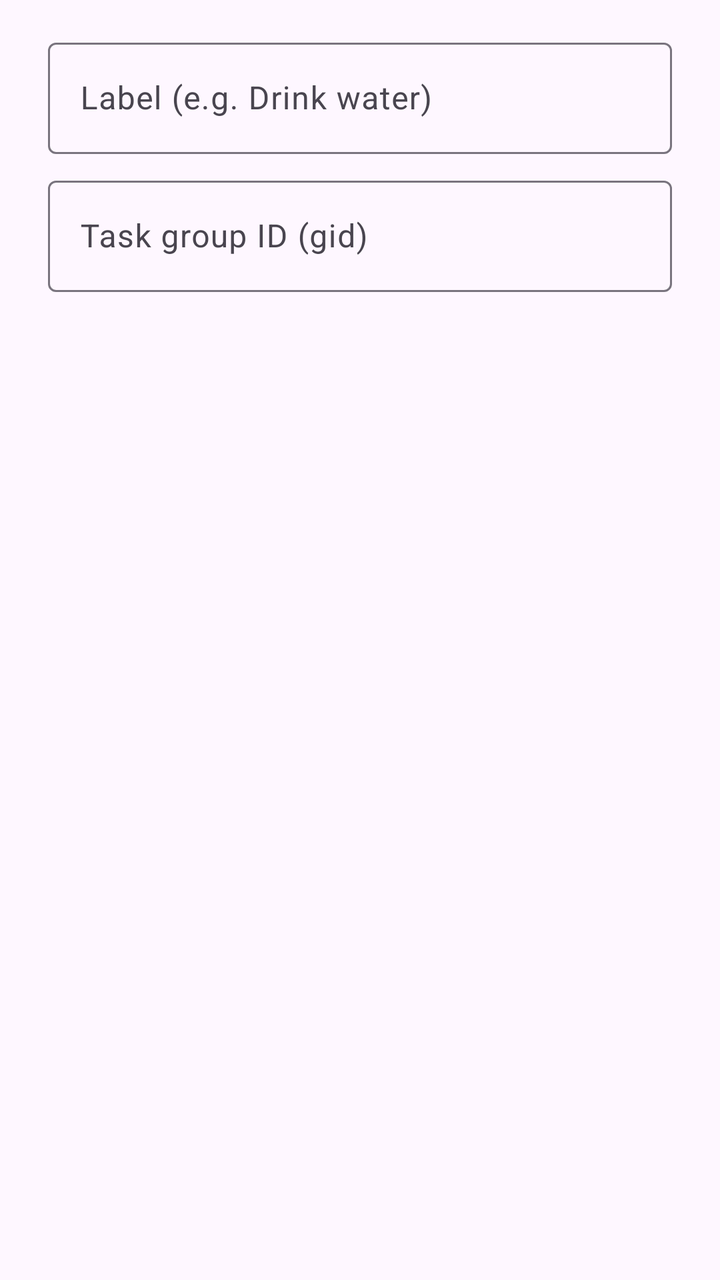
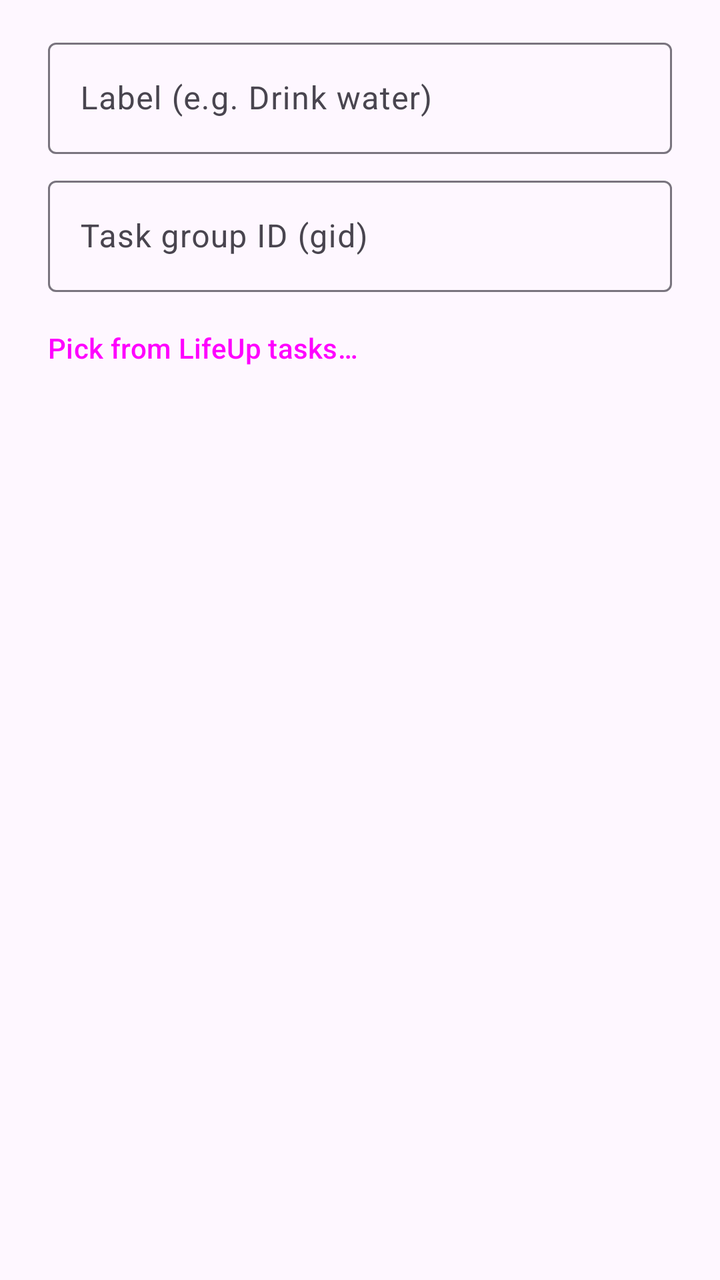

The first picture is an Android layout as it rendered before a commit; the second is the same layout after the commit. The layout source and the unified diff follow.
<!-- AndroidManifest.xml: application theme Theme.MyLifeUpToolkit -->
<!-- res/layout/dialog_add_profile.xml -->
<?xml version="1.0" encoding="utf-8"?>
<LinearLayout xmlns:android="http://schemas.android.com/apk/res/android"
    android:layout_width="match_parent"
    android:layout_height="wrap_content"
    android:orientation="vertical"
    android:paddingHorizontal="24dp"
    android:paddingTop="16dp">

    <com.google.android.material.textfield.TextInputLayout
        android:layout_width="match_parent"
        android:layout_height="wrap_content"
        android:hint="Label (e.g. Drink water)">

        <com.google.android.material.textfield.TextInputEditText
            android:id="@+id/labelInput"
            android:layout_width="match_parent"
            android:layout_height="wrap_content"
            android:inputType="text" />

    </com.google.android.material.textfield.TextInputLayout>

    <com.google.android.material.textfield.TextInputLayout
        android:layout_width="match_parent"
        android:layout_height="wrap_content"
        android:layout_marginTop="8dp"
        android:hint="Task group ID (gid)">

        <com.google.android.material.textfield.TextInputEditText
            android:id="@+id/gidInput"
            android:layout_width="match_parent"
            android:layout_height="wrap_content"
            android:inputType="number" />

    </com.google.android.material.textfield.TextInputLayout>

</LinearLayout>
<!-- resources referenced by this layout -->
<resources>
  <style name="Theme.MyLifeUpToolkit" parent="Base.Theme.MyLifeUpToolkit" />
  <style name="Base.Theme.MyLifeUpToolkit" parent="Theme.Material3.DayNight.NoActionBar">
          
          
      </style>
</resources>

<!-- the commit's change to res/layout/dialog_add_profile.xml (unified diff, before → after) -->
@@ -33,4 +33,14 @@
 
     </com.google.android.material.textfield.TextInputLayout>
 
+    <Button
+        android:id="@+id/pickFromListButton"
+        style="?attr/borderlessButtonStyle"
+        android:layout_width="wrap_content"
+        android:layout_height="wrap_content"
+        android:layout_gravity="start"
+        android:layout_marginTop="4dp"
+        android:paddingHorizontal="0dp"
+        android:text="Pick from LifeUp tasks…" />
+
 </LinearLayout>
